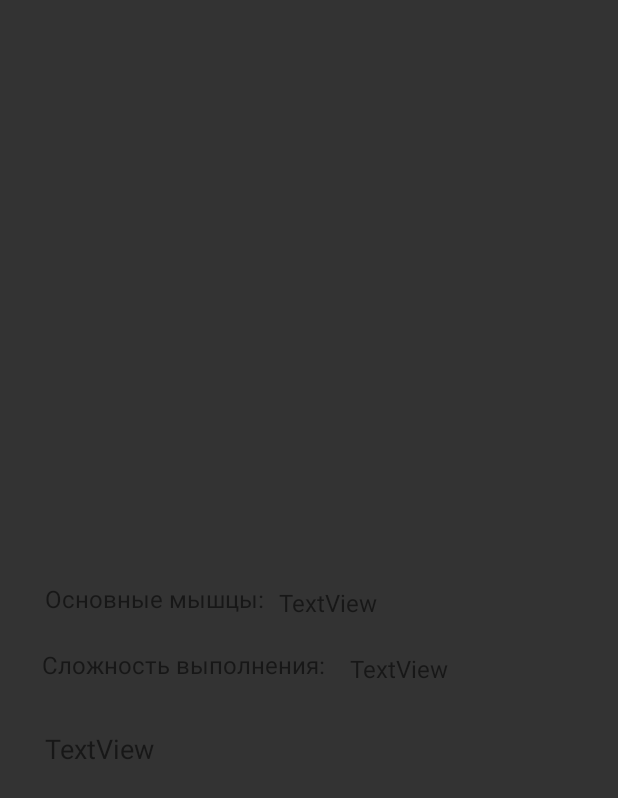
After one commit to SweetD0blE/FitnessApp, an Android app: the Planka screen opened directly, with no data from a screen before it, on a phone screen of 412 x 824 dp. The commit adds this screen. Shown: the top 798 px of the screen. Run offline under Robolectric (Android 15) with nearby library versions, the phone set to English and light mode, and no system bars; our stand-ins replace Firebase (no records; nobody signed in at launch, a user with empty details on screens opened directly).

Commit message:
add Logout,exercise_in

```diff
--- a/app/src/main/java/com/example/fitnesstrener/Login.java
+++ b/app/src/main/java/com/example/fitnesstrener/Login.java
@@ -37,7 +37,7 @@ public class Login extends AppCompatActivity {
         mAuth = FirebaseAuth.getInstance();
 
 
-                login.setOnClickListener(new View.OnClickListener() {
+        login.setOnClickListener(new View.OnClickListener() {
                     @Override
                     public void onClick(View v) {
 
@@ -62,8 +62,7 @@ public class Login extends AppCompatActivity {
                         }
                     }
                 });
-
-                registration.setOnClickListener(new View.OnClickListener() {
+        registration.setOnClickListener(new View.OnClickListener() {
             @Override
             public void onClick(View view) {
                startActivity(new Intent(getApplicationContext(),Register.class));
--- /dev/null
+++ b/app/src/main/java/com/example/fitnesstrener/exercise_in/Planka.java
@@ -0,0 +1,62 @@
+package com.example.fitnesstrener.exercise_in;
+
+import android.os.Bundle;
+import android.util.Log;
+import android.widget.TextView;
+
+import androidx.annotation.Nullable;
+import androidx.appcompat.app.AppCompatActivity;
+
+import com.example.fitnesstrener.R;
+import com.google.firebase.auth.FirebaseAuth;
+import com.google.firebase.firestore.DocumentReference;
+import com.google.firebase.firestore.DocumentSnapshot;
+import com.google.firebase.firestore.EventListener;
+import com.google.firebase.firestore.FirebaseFirestore;
+import com.google.firebase.firestore.FirebaseFirestoreException;
+import com.google.firebase.storage.StorageReference;
+
+public class Planka extends AppCompatActivity {
+    TextView title,osnmysch,slojnost,description;
+
+
+    FirebaseAuth mAuth;
+    FirebaseFirestore fStore;
+    String exerciseId;
+    StorageReference storageReference;
+    @Override
+    protected void onCreate(Bundle savedInstanceState) {
+        super.onCreate(savedInstanceState);
+        setContentView(R.layout.press_planka);
+
+        title = findViewById(R.id.title);
+        osnmysch = findViewById(R.id.osnmysch);
+        slojnost = findViewById(R.id.slojnost);
+        description = findViewById(R.id.description);
+
+
+
+        mAuth = FirebaseAuth.getInstance();
+        fStore = FirebaseFirestore.getInstance();
+        exerciseId = mAuth.getCurrentUser().getUid();
+
+        DocumentReference documentReference = fStore.collection("Exercise_planka").document(exerciseId);
+        documentReference.addSnapshotListener(this, new EventListener<DocumentSnapshot>() {
+            @Override
+            public void onEvent(@Nullable DocumentSnapshot documentSnapshot, @Nullable FirebaseFirestoreException error) {
+                if (documentSnapshot != null) {
+                    if (documentSnapshot.exists()) {
+                        title.setText(documentSnapshot.getString("Название"));
+                        description.setText(documentSnapshot.getString("Описание"));
+                        osnmysch.setText(documentSnapshot.getString("Основные мышцы"));
+                        slojnost.setText(documentSnapshot.getString("Сложность выполнения"));
+                    } else {
+                        Log.d("Сообщение об ошибке", "Ошибка в документе");
+                    }
+                }
+            }
+
+        });
+    }
+
+}
--- a/app/src/main/res/layout/login.xml
+++ b/app/src/main/res/layout/login.xml
@@ -55,7 +55,7 @@
         android:layout_width="wrap_content"
         android:layout_height="wrap_content"
         android:layout_marginTop="20dp"
-        android:text="Зарегестрироваться"
+        android:text="Зарегистрироваться"
         android:textColor="#000"
         android:textStyle="bold"
         app:backgroundTint="#ff0000"
--- /dev/null
+++ b/app/src/main/res/layout/press_planka.xml
@@ -0,0 +1,82 @@
+<?xml version="1.0" encoding="utf-8"?>
+<androidx.constraintlayout.widget.ConstraintLayout
+    xmlns:android="http://schemas.android.com/apk/res/android"
+    xmlns:app="http://schemas.android.com/apk/res-auto"
+    xmlns:tools="http://schemas.android.com/tools"
+    android:id="@+id/ConstraintLayout"
+    android:layout_width="match_parent"
+    android:layout_height="match_parent"
+    android:background="#333"
+
+    android:orientation="horizontal"
+    tools:context=".Profile">
+
+
+    <TextView
+        android:id="@+id/textView5"
+        android:layout_width="193dp"
+        android:layout_height="24dp"
+        android:layout_marginStart="28dp"
+        android:layout_marginBottom="368dp"
+        android:text="Сложность выполнения:"
+        android:textSize="16sp"
+        app:layout_constraintBottom_toBottomOf="parent"
+        app:layout_constraintStart_toStartOf="parent" />
+
+    <TextView
+        android:id="@+id/title"
+        android:layout_width="156dp"
+        android:layout_height="35dp"
+        android:layout_marginStart="127dp"
+        android:layout_marginTop="16dp"
+        android:text=""
+        android:textColor="#838282"
+        android:textSize="24sp"
+        app:layout_constraintStart_toStartOf="parent"
+        app:layout_constraintTop_toTopOf="parent" />
+
+    <TextView
+        android:id="@+id/textView2"
+        android:layout_width="152dp"
+        android:layout_height="28dp"
+        android:layout_marginStart="30dp"
+        android:layout_marginBottom="408dp"
+        android:text="Основные мышцы:"
+        android:textSize="16sp"
+        app:layout_constraintBottom_toBottomOf="parent"
+        app:layout_constraintStart_toStartOf="parent" />
+
+    <TextView
+        android:id="@+id/osnmysch"
+        android:layout_width="208dp"
+        android:layout_height="21dp"
+        android:layout_marginStart="4dp"
+        android:layout_marginBottom="412dp"
+        android:text="TextView"
+        android:textSize="16sp"
+        app:layout_constraintBottom_toBottomOf="parent"
+        app:layout_constraintStart_toEndOf="@+id/textView2" />
+
+    <TextView
+        android:id="@+id/slojnost"
+        android:layout_width="174dp"
+        android:layout_height="21dp"
+        android:layout_marginStart="12dp"
+        android:layout_marginBottom="368dp"
+        android:text="TextView"
+        android:textSize="16sp"
+        app:layout_constraintBottom_toBottomOf="parent"
+        app:layout_constraintStart_toEndOf="@+id/textView5" />
+
+    <TextView
+        android:id="@+id/description"
+        android:layout_width="366dp"
+        android:layout_height="221dp"
+        android:layout_marginStart="30dp"
+        android:layout_marginBottom="116dp"
+        android:text="TextView"
+        android:textSize="18sp"
+        app:layout_constraintBottom_toBottomOf="parent"
+        app:layout_constraintStart_toStartOf="parent" />
+
+</androidx.constraintlayout.widget.ConstraintLayout>
--- a/app/src/main/res/layout/profile.xml
+++ b/app/src/main/res/layout/profile.xml
@@ -58,12 +58,13 @@
         app:layout_constraintStart_toStartOf="parent" />
 
     <Button
-        android:id="@+id/buttonSave"
+        android:id="@+id/buttonLogout"
         android:layout_width="wrap_content"
         android:layout_height="wrap_content"
         android:layout_marginEnd="16dp"
         android:layout_marginBottom="36dp"
-        android:text="Сохранить"
+        android:text="Выйти из аккаунта"
+        android:onClick="logout"
         app:layout_constraintBottom_toBottomOf="parent"
         app:layout_constraintEnd_toEndOf="parent" />
 
--- a/app/src/main/res/layout/register.xml
+++ b/app/src/main/res/layout/register.xml
@@ -44,7 +44,7 @@
         android:layout_width="wrap_content"
         android:layout_height="wrap_content"
         android:layout_marginTop="44dp"
-        android:text="Зарегестрироваться"
+        android:text="Зарегистрироваться"
         app:backgroundTint="#ff0000"
         app:layout_constraintHorizontal_bias="0.497"
         app:layout_constraintLeft_toLeftOf="parent"
```
Also changed, not shown: app/src/main/AndroidManifest.xml (+9 -0 lines), app/src/main/java/com/example/fitnesstrener/Exercise.java (+25 -1 lines), app/src/main/java/com/example/fitnesstrener/Profile.java (+26 -4 lines), app/src/main/java/com/example/fitnesstrener/exercise/Press.java (added, +70 -0 lines), app/src/main/java/com/example/fitnesstrener/exercise_in/Twisting.java (added, +67 -0 lines), app/src/main/res/layout/press.xml (added, +151 -0 lines), app/src/main/res/layout/press_skrychivanie.xml (added, +82 -0 lines), app/src/main/res/drawable/bicycle.png (added), app/src/main/res/drawable/plank.png (added), app/src/main/res/drawable/side_plank.png (added), app/src/main/res/drawable/twisting.png (added), app/src/main/res/drawable/up.png (added).
